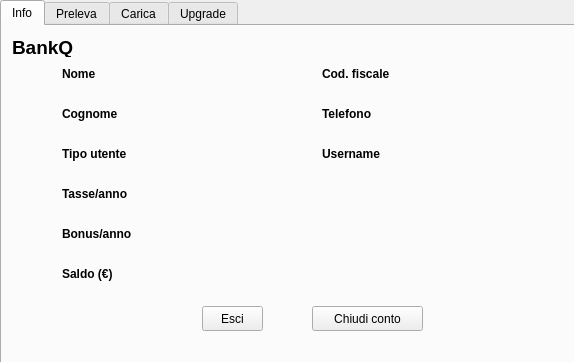
This is BankQ/userinfo.ui in marcofranceschini/p2_project as Qt 5 draws it before an edit. The edited form follows.
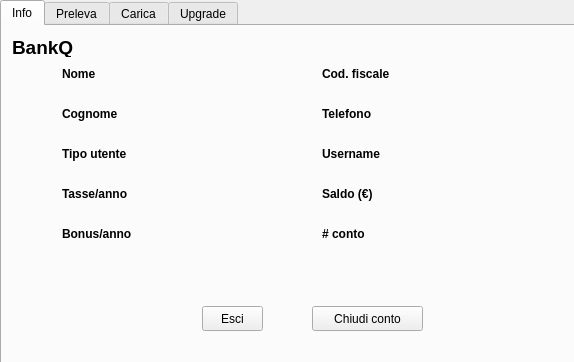
This is the edited form.

Commit message: Sistemato problema dati login errati. Aggiunta ricarica ad un altro conto. Aggiunto campo countNumber su Bronze user.

Patch:
```diff
--- a/BankQ/userinfo.ui
+++ b/BankQ/userinfo.ui
@@ -61,8 +61,8 @@
     <widget class="QLabel" name="label_3">
      <property name="geometry">
       <rect>
-       <x>60</x>
-       <y>240</y>
+       <x>320</x>
+       <y>160</y>
        <width>67</width>
        <height>17</height>
       </rect>
@@ -204,9 +204,9 @@
     <widget class="QLabel" name="label_12">
      <property name="geometry">
       <rect>
-       <x>180</x>
-       <y>240</y>
-       <width>141</width>
+       <x>440</x>
+       <y>160</y>
+       <width>111</width>
        <height>17</height>
       </rect>
      </property>
@@ -305,6 +305,32 @@
       <string>&lt;html&gt;&lt;head/&gt;&lt;body&gt;&lt;p&gt;&lt;span style=&quot; font-weight:600;&quot;&gt;Username&lt;/span&gt;&lt;/p&gt;&lt;/body&gt;&lt;/html&gt;</string>
      </property>
     </widget>
+    <widget class="QLabel" name="label_16">
+     <property name="geometry">
+      <rect>
+       <x>320</x>
+       <y>200</y>
+       <width>67</width>
+       <height>17</height>
+      </rect>
+     </property>
+     <property name="text">
+      <string>&lt;html&gt;&lt;head/&gt;&lt;body&gt;&lt;p&gt;&lt;span style=&quot; font-weight:600;&quot;&gt;# conto&lt;/span&gt;&lt;/p&gt;&lt;/body&gt;&lt;/html&gt;</string>
+     </property>
+    </widget>
+    <widget class="QLabel" name="label_24">
+     <property name="geometry">
+      <rect>
+       <x>440</x>
+       <y>200</y>
+       <width>111</width>
+       <height>17</height>
+      </rect>
+     </property>
+     <property name="text">
+      <string>&lt;html&gt;&lt;head/&gt;&lt;body&gt;&lt;p&gt;&lt;br/&gt;&lt;/p&gt;&lt;/body&gt;&lt;/html&gt;</string>
+     </property>
+    </widget>
    </widget>
    <widget class="QWidget" name="tab_2">
     <attribute name="title">
```
Left out of the diff: 25 changed lines with no effect on the pictures. The commit also changes 23 other files.
